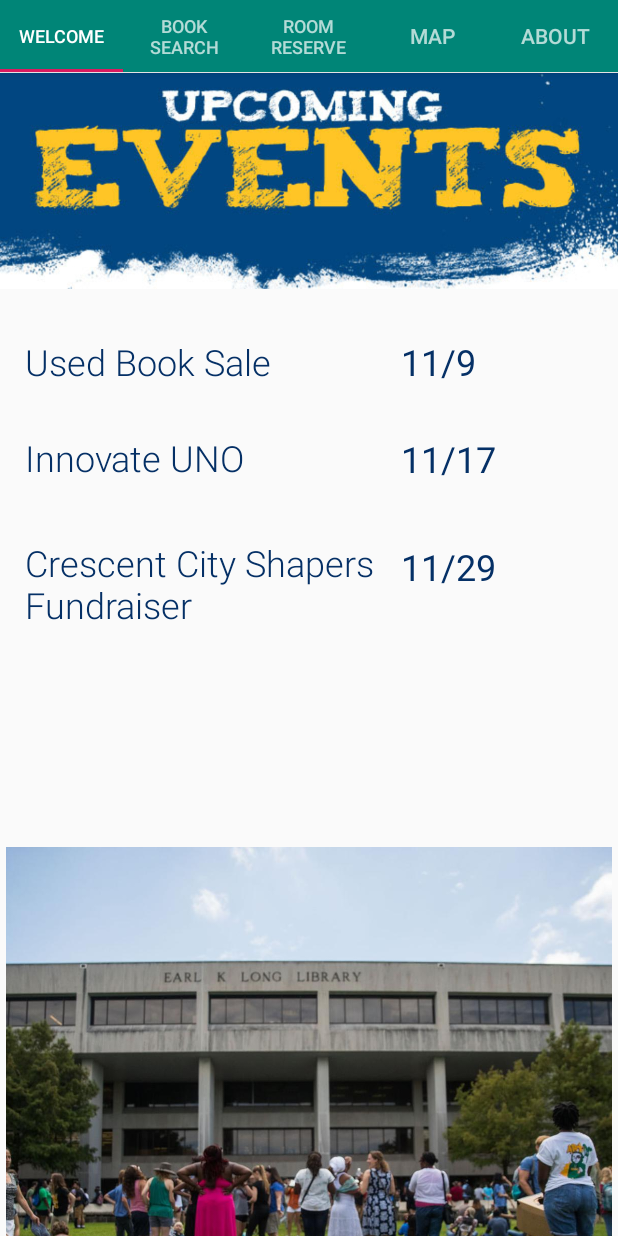
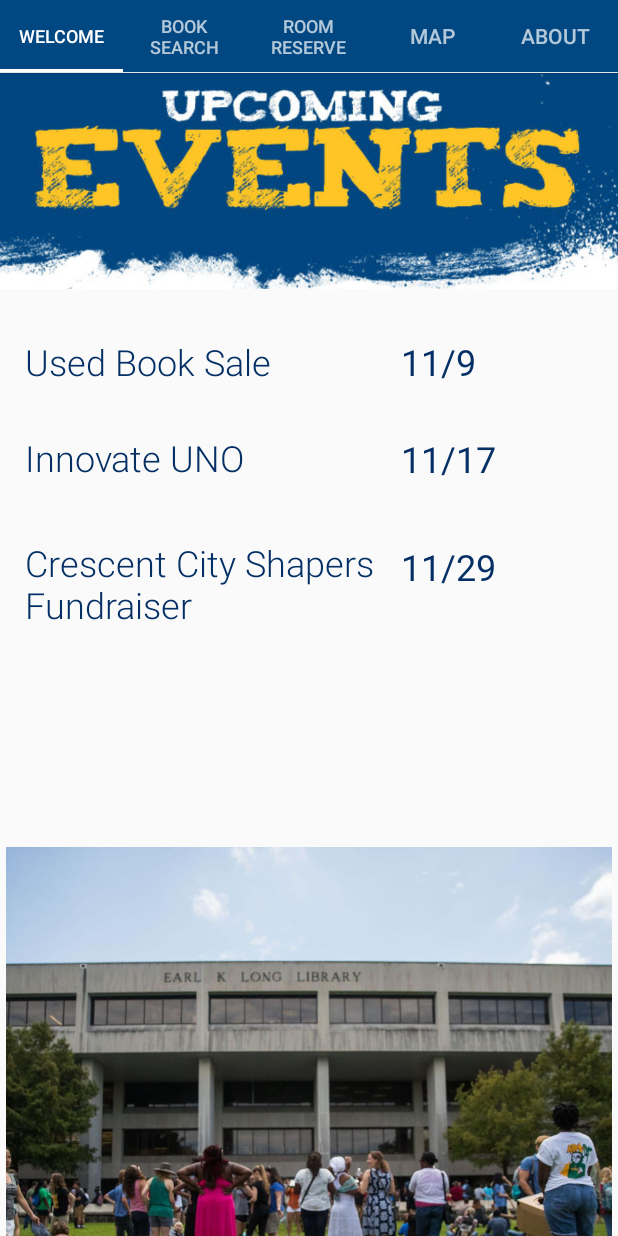
Before and after one commit to beardcoffee/LibraryBuddy, an Android app: the screen it shows after launch (MainActivity), on a phone screen of 412 x 824 dp. Run offline under Robolectric (Android 15) with nearby library versions, the phone set to English and light mode, and no system bars.

Commit message:
Update colors.xml

```diff
--- a/app/src/main/res/values/colors.xml
+++ b/app/src/main/res/values/colors.xml
@@ -1,6 +1,6 @@
 <?xml version="1.0" encoding="utf-8"?>
 <resources>
-    <color name="colorPrimary">#008577</color>
-    <color name="colorPrimaryDark">#00574B</color>
-    <color name="colorAccent">#D81B60</color>
+    <color name="colorPrimary">#014781</color>
+    <color name="colorPrimaryDark">#000822</color>
+    <color name="colorAccent">#FFFFFF</color>
 </resources>
```
